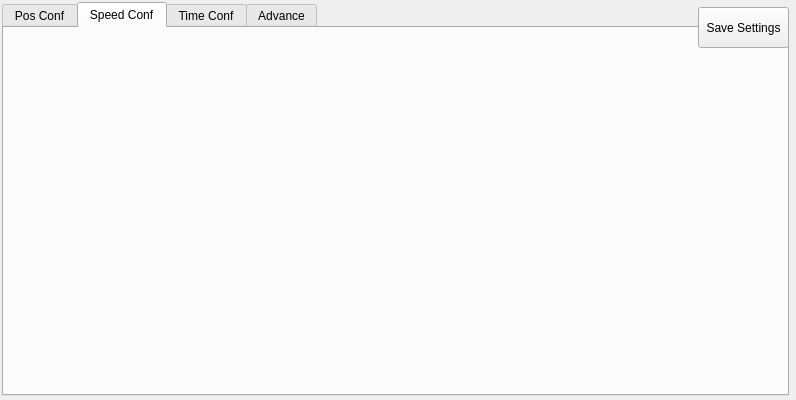
First picture: the form in hcinstruction/icsimpleteachpage.ui, repository dongdong-2009/3-5AxisRobot, before the edit.
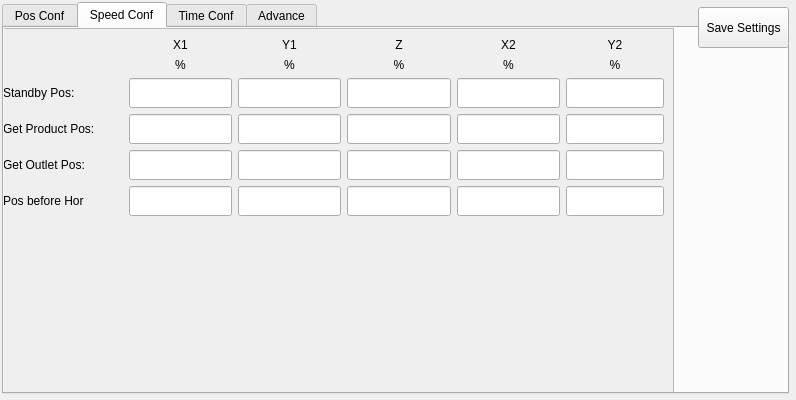
Second picture: the form after the edit. The open tabs and pages were chosen to show the change. Icons and pictures are not drawn. Custom widgets are drawn as their Qt base class.

What changed in the file:
```diff
--- a/hcinstruction/icsimpleteachpage.ui
+++ b/hcinstruction/icsimpleteachpage.ui
@@ -19,7 +19,7 @@
      <x>2</x>
      <y>2</y>
      <width>787</width>
-     <height>394</height>
+     <height>392</height>
     </rect>
    </property>
    <property name="currentIndex">
@@ -1501,6 +1501,670 @@
     <attribute name="title">
      <string>Speed Conf</string>
     </attribute>
+    <widget class="QScrollArea" name="scrollArea_3">
+     <property name="geometry">
+      <rect>
+       <x>-11</x>
+       <y>0</y>
+       <width>681</width>
+       <height>371</height>
+      </rect>
+     </property>
+     <property name="widgetResizable">
+      <bool>true</bool>
+     </property>
+     <widget class="QWidget" name="scrollAreaWidgetContents_3">
+      <property name="geometry">
+       <rect>
+        <x>0</x>
+        <y>0</y>
+        <width>677</width>
+        <height>367</height>
+       </rect>
+      </property>
+      <layout class="QVBoxLayout" name="verticalLayout_5">
+       <item>
+        <layout class="QGridLayout" name="gridLayout_4">
+         <item row="0" column="1">
+          <widget class="QLabel" name="pIX1Label_4">
+           <property name="text">
+            <string>X1</string>
+           </property>
+           <property name="alignment">
+            <set>Qt::AlignCenter</set>
+           </property>
+          </widget>
+         </item>
+         <item row="0" column="2">
+          <widget class="QLabel" name="pIY1Label_4">
+           <property name="text">
+            <string>Y1</string>
+           </property>
+           <property name="alignment">
+            <set>Qt::AlignCenter</set>
+           </property>
+          </widget>
+         </item>
+         <item row="0" column="3">
+          <widget class="QLabel" name="label_19">
+           <property name="text">
+            <string>Z</string>
+           </property>
+           <property name="alignment">
+            <set>Qt::AlignCenter</set>
+           </property>
+          </widget>
+         </item>
+         <item row="0" column="4">
+          <widget class="QLabel" name="pIX2Label_3">
+           <property name="text">
+            <string>X2</string>
+           </property>
+           <property name="alignment">
+            <set>Qt::AlignCenter</set>
+           </property>
+          </widget>
+         </item>
+         <item row="0" column="5" colspan="2">
+          <widget class="QLabel" name="pIY2Label_3">
+           <property name="text">
+            <string>Y2</string>
+           </property>
+           <property name="alignment">
+            <set>Qt::AlignCenter</set>
+           </property>
+          </widget>
+         </item>
+         <item row="1" column="1">
+          <widget class="QLabel" name="pIX1SpeedLabel">
+           <property name="text">
+            <string>%</string>
+           </property>
+           <property name="alignment">
+            <set>Qt::AlignCenter</set>
+           </property>
+          </widget>
+         </item>
+         <item row="1" column="2">
+          <widget class="QLabel" name="pIY1SpeedLabel">
+           <property name="text">
+            <string>%</string>
+           </property>
+           <property name="alignment">
+            <set>Qt::AlignCenter</set>
+           </property>
+          </widget>
+         </item>
+         <item row="1" column="3">
+          <widget class="QLabel" name="pIZSpeedLabel">
+           <property name="text">
+            <string>%</string>
+           </property>
+           <property name="alignment">
+            <set>Qt::AlignCenter</set>
+           </property>
+          </widget>
+         </item>
+         <item row="1" column="4">
+          <widget class="QLabel" name="pIX2SpeedLabel">
+           <property name="text">
+            <string>%</string>
+           </property>
+           <property name="alignment">
+            <set>Qt::AlignCenter</set>
+           </property>
+          </widget>
+         </item>
+         <item row="1" column="5" colspan="2">
+          <widget class="QLabel" name="pIY2SpeedLabel">
+           <property name="text">
+            <string>%</string>
+           </property>
+           <property name="alignment">
+            <set>Qt::AlignCenter</set>
+           </property>
+          </widget>
+         </item>
+         <item row="2" column="0">
+          <widget class="QLabel" name="label_20">
+           <property name="minimumSize">
+            <size>
+             <width>120</width>
+             <height>0</height>
+            </size>
+           </property>
+           <property name="maximumSize">
+            <size>
+             <width>120</width>
+             <height>16777215</height>
+            </size>
+           </property>
+           <property name="text">
+            <string>Standby Pos:</string>
+           </property>
+          </widget>
+         </item>
+         <item row="2" column="1">
+          <widget class="QLineEdit" name="stdSpeedX1">
+           <property name="minimumSize">
+            <size>
+             <width>0</width>
+             <height>30</height>
+            </size>
+           </property>
+          </widget>
+         </item>
+         <item row="2" column="2">
+          <widget class="QLineEdit" name="stdSpeedY1">
+           <property name="minimumSize">
+            <size>
+             <width>0</width>
+             <height>30</height>
+            </size>
+           </property>
+          </widget>
+         </item>
+         <item row="2" column="3">
+          <widget class="QLineEdit" name="stdSpeedZ">
+           <property name="minimumSize">
+            <size>
+             <width>0</width>
+             <height>30</height>
+            </size>
+           </property>
+          </widget>
+         </item>
+         <item row="2" column="4">
+          <widget class="QLineEdit" name="stdSpeedX2">
+           <property name="minimumSize">
+            <size>
+             <width>0</width>
+             <height>30</height>
+            </size>
+           </property>
+          </widget>
+         </item>
+         <item row="2" column="5" colspan="2">
+          <widget class="QLineEdit" name="stdSpeedY2">
+           <property name="minimumSize">
+            <size>
+             <width>0</width>
+             <height>30</height>
+            </size>
+           </property>
+          </widget>
+         </item>
+         <item row="3" column="0">
+          <widget class="QLabel" name="label_21">
+           <property name="minimumSize">
+            <size>
+             <width>120</width>
+             <height>0</height>
+            </size>
+           </property>
+           <property name="maximumSize">
+            <size>
+             <width>120</width>
+             <height>16777215</height>
+            </size>
+           </property>
+           <property name="text">
+            <string>Get Product Pos:</string>
+           </property>
+          </widget>
+         </item>
+         <item row="4" column="0">
+          <widget class="QLabel" name="label_22">
+           <property name="minimumSize">
+            <size>
+             <width>120</width>
+             <height>0</height>
+            </size>
+           </property>
+           <property name="maximumSize">
+            <size>
+             <width>120</width>
+             <height>16777215</height>
+            </size>
+           </property>
+           <property name="text">
+            <string>Get Outlet Pos:</string>
+           </property>
+          </widget>
+         </item>
+         <item row="5" column="0">
+          <widget class="QLabel" name="label_23">
+           <property name="minimumSize">
+            <size>
+             <width>120</width>
+             <height>0</height>
+            </size>
+           </property>
+           <property name="maximumSize">
+            <size>
+             <width>120</width>
+             <height>16777215</height>
+            </size>
+           </property>
+           <property name="text">
+            <string>Pos before Hor</string>
+           </property>
+          </widget>
+         </item>
+         <item row="6" column="0">
+          <spacer name="verticalSpacer_4">
+           <property name="orientation">
+            <enum>Qt::Vertical</enum>
+           </property>
+           <property name="sizeHint" stdset="0">
+            <size>
+             <width>20</width>
+             <height>40</height>
+            </size>
+           </property>
+          </spacer>
+         </item>
+         <item row="3" column="1">
+          <widget class="QLineEdit" name="getProductSpeedX1">
+           <property name="minimumSize">
+            <size>
+             <width>0</width>
+             <height>30</height>
+            </size>
+           </property>
+          </widget>
+         </item>
+         <item row="4" column="1">
+          <widget class="QLineEdit" name="getOutletSpeedX1">
+           <property name="minimumSize">
+            <size>
+             <width>0</width>
+             <height>30</height>
+            </size>
+           </property>
+          </widget>
+         </item>
+         <item row="5" column="1">
+          <widget class="QLineEdit" name="speedBHorX1">
+           <property name="minimumSize">
+            <size>
+             <width>0</width>
+             <height>30</height>
+            </size>
+           </property>
+          </widget>
+         </item>
+         <item row="3" column="2">
+          <widget class="QLineEdit" name="getProductSpeedY1">
+           <property name="minimumSize">
+            <size>
+             <width>0</width>
+             <height>30</height>
+            </size>
+           </property>
+          </widget>
+         </item>
+         <item row="4" column="2">
+          <widget class="QLineEdit" name="getOutletSpeedY1">
+           <property name="minimumSize">
+            <size>
+             <width>0</width>
+             <height>30</height>
+            </size>
+           </property>
+          </widget>
+         </item>
+         <item row="5" column="2">
+          <widget class="QLineEdit" name="speedBHorY1">
+           <property name="minimumSize">
+            <size>
+             <width>0</width>
+             <height>30</height>
+            </size>
+           </property>
+          </widget>
+         </item>
+         <item row="3" column="3">
+          <widget class="QLineEdit" name="getProductSpeedZ">
+           <property name="minimumSize">
+            <size>
+             <width>0</width>
+             <height>30</height>
+            </size>
+           </property>
+          </widget>
+         </item>
+         <item row="4" column="3">
+          <widget class="QLineEdit" name="getOutletSpeedZ">
+           <property name="minimumSize">
+            <size>
+             <width>0</width>
+             <height>30</height>
+            </size>
+           </property>
+          </widget>
+         </item>
+         <item row="5" column="3">
+          <widget class="QLineEdit" name="speedBHorZ">
+           <property name="minimumSize">
+            <size>
+             <width>0</width>
+             <height>30</height>
+            </size>
+           </property>
+          </widget>
+         </item>
+         <item row="3" column="4">
+          <widget class="QLineEdit" name="getProductSpeedX2">
+           <property name="minimumSize">
+            <size>
+             <width>0</width>
+             <height>30</height>
+            </size>
+           </property>
+          </widget>
+         </item>
+         <item row="4" column="4">
+          <widget class="QLineEdit" name="getOutletSpeedX2">
+           <property name="minimumSize">
+            <size>
+             <width>0</width>
+             <height>30</height>
+            </size>
+           </property>
+          </widget>
+         </item>
+         <item row="5" column="4">
+          <widget class="QLineEdit" name="speedBHorX2">
+           <property name="minimumSize">
+            <size>
+             <width>0</width>
+             <height>30</height>
+            </size>
+           </property>
+          </widget>
+         </item>
+         <item row="3" column="5" colspan="2">
+          <widget class="QLineEdit" name="getProductSpeedY2">
+           <property name="minimumSize">
+            <size>
+             <width>0</width>
+             <height>30</height>
+            </size>
+           </property>
+          </widget>
+         </item>
+         <item row="4" column="5" colspan="2">
+          <widget class="QLineEdit" name="getOutletSpeedY2">
+           <property name="minimumSize">
+            <size>
+             <width>0</width>
+             <height>30</height>
+            </size>
+           </property>
+          </widget>
+         </item>
+         <item row="5" column="5" colspan="2">
+          <widget class="QLineEdit" name="speedBHorY2">
+           <property name="minimumSize">
+            <size>
+             <width>0</width>
+             <height>30</height>
+            </size>
+           </property>
+          </widget>
+         </item>
+        </layout>
+       </item>
+       <item>
+        <layout class="QGridLayout" name="releaseProductSpeedGroup">
+         <item row="0" column="0">
+          <spacer name="verticalSpacer_5">
+           <property name="orientation">
+            <enum>Qt::Vertical</enum>
+           </property>
+           <property name="sizeHint" stdset="0">
+            <size>
+             <width>20</width>
+             <height>40</height>
+            </size>
+           </property>
+          </spacer>
+         </item>
+         <item row="0" column="1">
+          <spacer name="verticalSpacer_6">
+           <property name="orientation">
+            <enum>Qt::Vertical</enum>
+           </property>
+           <property name="sizeHint" stdset="0">
+            <size>
+             <width>20</width>
+             <height>40</height>
+            </size>
+           </property>
+          </spacer>
+         </item>
+         <item row="0" column="2">
+          <spacer name="verticalSpacer_7">
+           <property name="orientation">
+            <enum>Qt::Vertical</enum>
+           </property>
+           <property name="sizeHint" stdset="0">
+            <size>
+             <width>20</width>
+             <height>40</height>
+            </size>
+           </property>
+          </spacer>
+         </item>
+         <item row="0" column="3">
+          <spacer name="verticalSpacer_8">
+           <property name="orientation">
+            <enum>Qt::Vertical</enum>
+           </property>
+           <property name="sizeHint" stdset="0">
+            <size>
+             <width>20</width>
+             <height>40</height>
+            </size>
+           </property>
+          </spacer>
+         </item>
+         <item row="0" column="4">
+          <spacer name="verticalSpacer_9">
+           <property name="orientation">
+            <enum>Qt::Vertical</enum>
+           </property>
+           <property name="sizeHint" stdset="0">
+            <size>
+             <width>20</width>
+             <height>40</height>
+            </size>
+           </property>
+          </spacer>
+         </item>
+         <item row="0" column="5">
+          <spacer name="verticalSpacer_10">
+           <property name="orientation">
+            <enum>Qt::Vertical</enum>
+           </property>
+           <property name="sizeHint" stdset="0">
+            <size>
+             <width>20</width>
+             <height>40</height>
+            </size>
+           </property>
+          </spacer>
+         </item>
+        </layout>
+       </item>
+       <item>
+        <layout class="QGridLayout" name="cutOutletSpeedGroup">
+         <item row="0" column="0">
+          <spacer name="verticalSpacer_17">
+           <property name="orientation">
+            <enum>Qt::Vertical</enum>
+           </property>
+           <property name="sizeHint" stdset="0">
+            <size>
+             <width>20</width>
+             <height>40</height>
+            </size>
+           </property>
+          </spacer>
+         </item>
+         <item row="0" column="1">
+          <spacer name="verticalSpacer_18">
+           <property name="orientation">
+            <enum>Qt::Vertical</enum>
+           </property>
+           <property name="sizeHint" stdset="0">
+            <size>
+             <width>20</width>
+             <height>40</height>
+            </size>
+           </property>
+          </spacer>
+         </item>
+         <item row="0" column="2">
+          <spacer name="verticalSpacer_19">
+           <property name="orientation">
+            <enum>Qt::Vertical</enum>
+           </property>
+           <property name="sizeHint" stdset="0">
+            <size>
+             <width>20</width>
+             <height>40</height>
+            </size>
+           </property>
+          </spacer>
+         </item>
+         <item row="0" column="3">
+          <spacer name="verticalSpacer_20">
+           <property name="orientation">
+            <enum>Qt::Vertical</enum>
+           </property>
+           <property name="sizeHint" stdset="0">
+            <size>
+             <width>20</width>
+             <height>40</height>
+            </size>
+           </property>
+          </spacer>
+         </item>
+         <item row="0" column="4">
+          <spacer name="verticalSpacer_21">
+           <property name="orientation">
+            <enum>Qt::Vertical</enum>
+           </property>
+           <property name="sizeHint" stdset="0">
+            <size>
+             <width>20</width>
+             <height>40</height>
+            </size>
+           </property>
+          </spacer>
+         </item>
+         <item row="0" column="5">
+          <spacer name="verticalSpacer_22">
+           <property name="orientation">
+            <enum>Qt::Vertical</enum>
+           </property>
+           <property name="sizeHint" stdset="0">
+            <size>
+             <width>20</width>
+             <height>40</height>
+            </size>
+           </property>
+          </spacer>
+         </item>
+        </layout>
+       </item>
+       <item>
+        <layout class="QGridLayout" name="releaseOutletSpeedGroup">
+         <item row="0" column="0">
+          <spacer name="verticalSpacer_11">
+           <property name="orientation">
+            <enum>Qt::Vertical</enum>
+           </property>
+           <property name="sizeHint" stdset="0">
+            <size>
+             <width>20</width>
+             <height>40</height>
+            </size>
+           </property>
+          </spacer>
+         </item>
+         <item row="0" column="1">
+          <spacer name="verticalSpacer_12">
+           <property name="orientation">
+            <enum>Qt::Vertical</enum>
+           </property>
+           <property name="sizeHint" stdset="0">
+            <size>
+             <width>20</width>
+             <height>40</height>
+            </size>
+           </property>
+          </spacer>
+         </item>
+         <item row="0" column="2">
+          <spacer name="verticalSpacer_13">
+           <property name="orientation">
+            <enum>Qt::Vertical</enum>
+           </property>
+           <property name="sizeHint" stdset="0">
+            <size>
+             <width>20</width>
+             <height>40</height>
+            </size>
+           </property>
+          </spacer>
+         </item>
+         <item row="0" column="3">
+          <spacer name="verticalSpacer_14">
+           <property name="orientation">
+            <enum>Qt::Vertical</enum>
+           </property>
+           <property name="sizeHint" stdset="0">
+            <size>
+             <width>20</width>
+             <height>40</height>
+            </size>
+           </property>
+          </spacer>
+         </item>
+         <item row="0" column="4">
+          <spacer name="verticalSpacer_15">
+           <property name="orientation">
+            <enum>Qt::Vertical</enum>
+           </property>
+           <property name="sizeHint" stdset="0">
+            <size>
+             <width>20</width>
+             <height>40</height>
+            </size>
+           </property>
+          </spacer>
+         </item>
+         <item row="0" column="5">
+          <spacer name="verticalSpacer_16">
+           <property name="orientation">
+            <enum>Qt::Vertical</enum>
+           </property>
+           <property name="sizeHint" stdset="0">
+            <size>
+             <width>20</width>
+             <height>40</height>
+            </size>
+           </property>
+          </spacer>
+         </item>
+        </layout>
+       </item>
+      </layout>
+     </widget>
+    </widget>
    </widget>
    <widget class="QWidget" name="tab_3">
     <attribute name="title">
```
Left out of the diff: 4 changed lines with no effect on the pictures.
